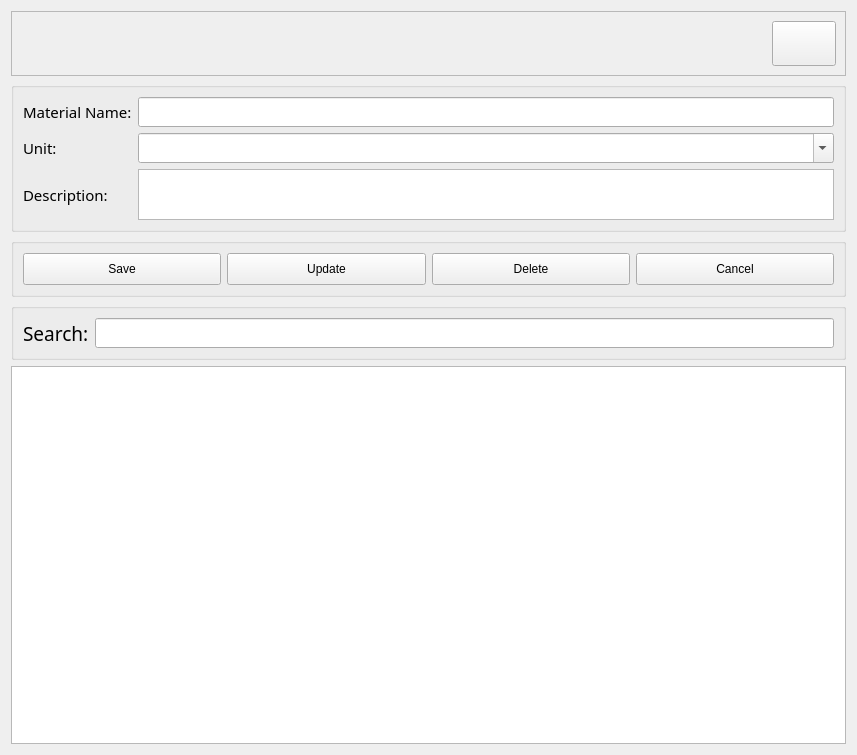
This is src/views/ui/material_view.ui in joeescarcega8879/PyQt6-Warehouse-System as Qt 5 draws it before an edit. The edited form follows.
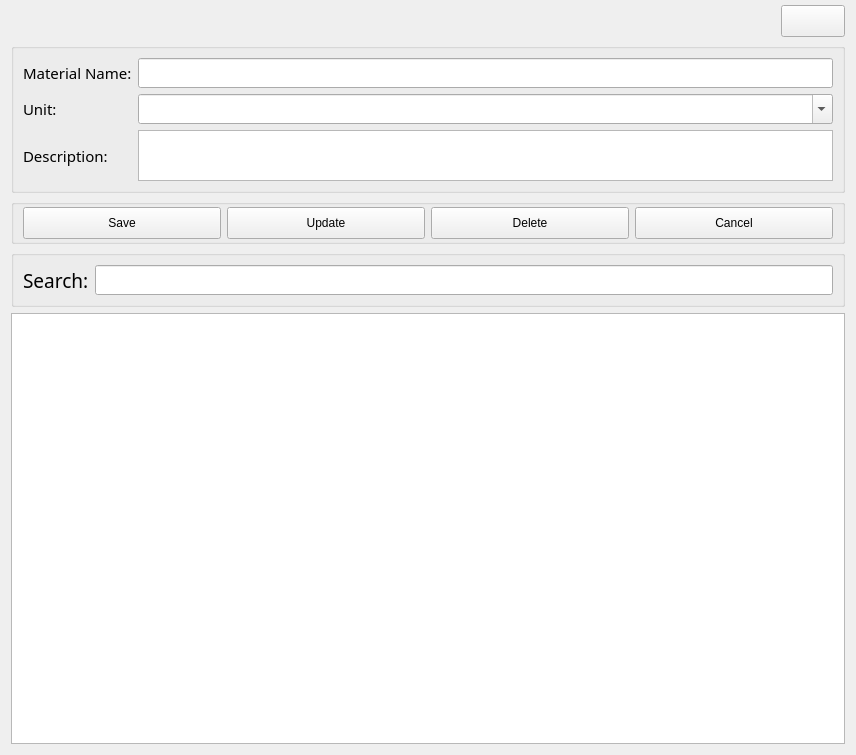
This is the edited form. Icons and pictures are not drawn.

The edit to the form file:
```diff
--- a/src/views/ui/material_view.ui
+++ b/src/views/ui/material_view.ui
@@ -6,7 +6,7 @@
    <rect>
     <x>0</x>
     <y>0</y>
-    <width>857</width>
+    <width>856</width>
     <height>755</height>
    </rect>
   </property>
@@ -17,45 +17,17 @@
    <string notr="true"/>
   </property>
   <layout class="QGridLayout" name="gridLayout_3">
-   <item row="4" column="0" colspan="2">
-    <widget class="QTableWidget" name="tableWidget">
-     <property name="sizePolicy">
-      <sizepolicy hsizetype="Expanding" vsizetype="Expanding">
-       <horstretch>0</horstretch>
-       <verstretch>0</verstretch>
-      </sizepolicy>
-     </property>
-     <property name="minimumSize">
-      <size>
-       <width>0</width>
-       <height>0</height>
-      </size>
-     </property>
-    </widget>
-   </item>
-   <item row="0" column="0" colspan="2">
-    <widget class="QFrame" name="bar_information">
-     <property name="minimumSize">
-      <size>
-       <width>0</width>
-       <height>0</height>
-      </size>
-     </property>
-     <property name="frameShape">
-      <enum>QFrame::StyledPanel</enum>
-     </property>
-     <property name="frameShadow">
-      <enum>QFrame::Raised</enum>
-     </property>
-     <layout class="QGridLayout" name="gridLayout_5">
-      <property name="bottomMargin">
-       <number>9</number>
-      </property>
-      <property name="horizontalSpacing">
-       <number>6</number>
+   <property name="topMargin">
+    <number>5</number>
       </property>
       <item row="0" column="0">
        <widget class="QLabel" name="label_user_name">
+     <property name="sizePolicy">
+      <sizepolicy hsizetype="Preferred" vsizetype="Fixed">
+       <horstretch>0</horstretch>
+       <verstretch>0</verstretch>
+      </sizepolicy>
+     </property>
         <property name="font">
          <font>
           <family>Century Gothic</family>
@@ -72,6 +44,12 @@
       </item>
       <item row="0" column="1">
        <widget class="QLabel" name="label_user_role">
+     <property name="sizePolicy">
+      <sizepolicy hsizetype="Preferred" vsizetype="Fixed">
+       <horstretch>0</horstretch>
+       <verstretch>0</verstretch>
+      </sizepolicy>
+     </property>
         <property name="font">
          <font>
           <family>Century Gothic</family>
@@ -88,13 +66,13 @@
         <property name="minimumSize">
          <size>
           <width>64</width>
-          <height>45</height>
+       <height>32</height>
          </size>
         </property>
         <property name="maximumSize">
          <size>
           <width>64</width>
-          <height>45</height>
+       <height>32</height>
          </size>
         </property>
         <property name="text">
@@ -112,63 +90,7 @@
         </property>
        </widget>
       </item>
-     </layout>
-    </widget>
-   </item>
-   <item row="3" column="0" colspan="2">
-    <widget class="QGroupBox" name="groupBox_3">
-     <property name="sizePolicy">
-      <sizepolicy hsizetype="Preferred" vsizetype="Preferred">
-       <horstretch>0</horstretch>
-       <verstretch>0</verstretch>
-      </sizepolicy>
-     </property>
-     <property name="minimumSize">
-      <size>
-       <width>0</width>
-       <height>0</height>
-      </size>
-     </property>
-     <property name="styleSheet">
-      <string notr="true"/>
-     </property>
-     <property name="title">
-      <string/>
-     </property>
-     <layout class="QGridLayout" name="gridLayout_4">
-      <item row="0" column="0">
-       <widget class="QLabel" name="label_5">
-        <property name="font">
-         <font>
-          <family>Century Gothic</family>
-          <pointsize>14</pointsize>
-         </font>
-        </property>
-        <property name="text">
-         <string>Search:</string>
-        </property>
-       </widget>
-      </item>
-      <item row="0" column="1">
-       <widget class="QLineEdit" name="input_search">
-        <property name="sizePolicy">
-         <sizepolicy hsizetype="Expanding" vsizetype="Fixed">
-          <horstretch>0</horstretch>
-          <verstretch>0</verstretch>
-         </sizepolicy>
-        </property>
-        <property name="font">
-         <font>
-          <family>Century Gothic</family>
-          <pointsize>11</pointsize>
-         </font>
-        </property>
-       </widget>
-      </item>
-     </layout>
-    </widget>
-   </item>
-   <item row="1" column="0" colspan="2">
+   <item row="1" column="0" colspan="3">
     <widget class="QGroupBox" name="groupBox">
      <property name="sizePolicy">
       <sizepolicy hsizetype="Preferred" vsizetype="Fixed">
@@ -297,7 +219,60 @@
      </layout>
     </widget>
    </item>
-   <item row="2" column="0" colspan="2">
+   <item row="3" column="0" colspan="3">
+    <widget class="QGroupBox" name="groupBox_3">
+     <property name="sizePolicy">
+      <sizepolicy hsizetype="Preferred" vsizetype="Preferred">
+       <horstretch>0</horstretch>
+       <verstretch>0</verstretch>
+      </sizepolicy>
+     </property>
+     <property name="minimumSize">
+      <size>
+       <width>0</width>
+       <height>0</height>
+      </size>
+     </property>
+     <property name="styleSheet">
+      <string notr="true"/>
+     </property>
+     <property name="title">
+      <string/>
+     </property>
+     <layout class="QGridLayout" name="gridLayout_4">
+      <item row="0" column="0">
+       <widget class="QLabel" name="label_5">
+        <property name="font">
+         <font>
+          <family>Century Gothic</family>
+          <pointsize>14</pointsize>
+         </font>
+        </property>
+        <property name="text">
+         <string>Search:</string>
+        </property>
+       </widget>
+      </item>
+      <item row="0" column="1">
+       <widget class="QLineEdit" name="input_search">
+        <property name="sizePolicy">
+         <sizepolicy hsizetype="Expanding" vsizetype="Fixed">
+          <horstretch>0</horstretch>
+          <verstretch>0</verstretch>
+         </sizepolicy>
+        </property>
+        <property name="font">
+         <font>
+          <family>Century Gothic</family>
+          <pointsize>11</pointsize>
+         </font>
+        </property>
+       </widget>
+      </item>
+     </layout>
+    </widget>
+   </item>
+   <item row="2" column="0" colspan="3">
     <widget class="QGroupBox" name="groupBox_2">
      <property name="sizePolicy">
       <sizepolicy hsizetype="Preferred" vsizetype="Fixed">
@@ -318,6 +293,12 @@
       <string/>
      </property>
      <layout class="QGridLayout" name="gridLayout_2">
+      <property name="topMargin">
+       <number>2</number>
+      </property>
+      <property name="bottomMargin">
+       <number>2</number>
+      </property>
       <item row="0" column="1">
        <widget class="QPushButton" name="btn_update">
         <property name="sizePolicy">
@@ -397,6 +378,22 @@
      </layout>
     </widget>
    </item>
+   <item row="4" column="0" colspan="3">
+    <widget class="QTableWidget" name="tableWidget">
+     <property name="sizePolicy">
+      <sizepolicy hsizetype="Expanding" vsizetype="Expanding">
+       <horstretch>0</horstretch>
+       <verstretch>0</verstretch>
+      </sizepolicy>
+     </property>
+     <property name="minimumSize">
+      <size>
+       <width>0</width>
+       <height>0</height>
+      </size>
+     </property>
+    </widget>
+   </item>
   </layout>
  </widget>
  <tabstops>
```
Lines whose indentation alone changed are shown as unchanged.
